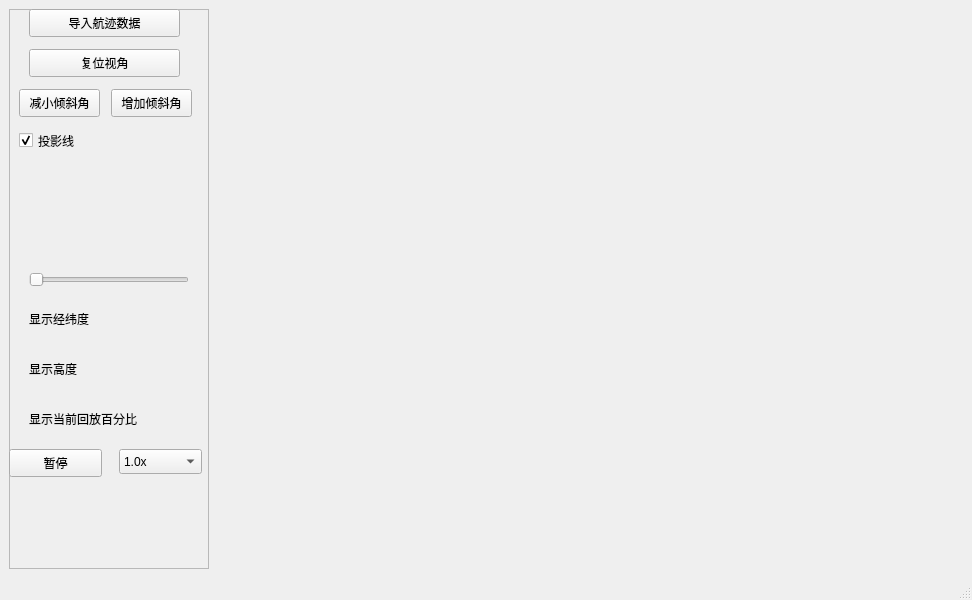
This is mainwindow.ui in aegean000/OSGEarthUAV3D as Qt 5 draws it before an edit. The edited form follows.
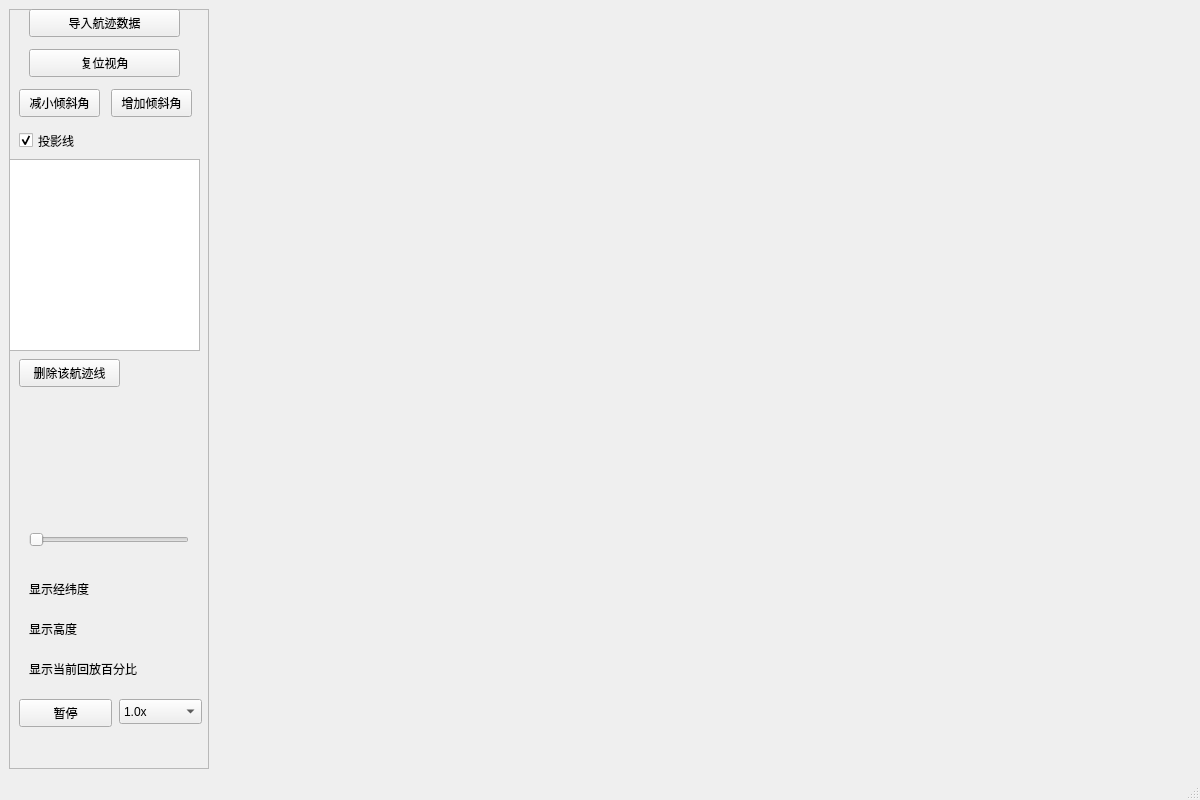
This is the edited form.

Commit message:
feat: 支持多航迹同时显示与点击聚焦
- 每条航迹独立创建节点，避免相互覆盖
- 支持多条航迹同时显示
- 点击列表可切换并聚焦对应飞机
- 不影响原有播放和UI功能

What changed in the file:
```diff
--- a/mainwindow.ui
+++ b/mainwindow.ui
@@ -6,8 +6,8 @@
    <rect>
     <x>0</x>
     <y>0</y>
-    <width>972</width>
-    <height>600</height>
+    <width>1200</width>
+    <height>800</height>
    </rect>
   </property>
   <property name="windowTitle">
@@ -52,7 +52,7 @@
        <property name="geometry">
         <rect>
          <x>20</x>
-         <y>260</y>
+         <y>520</y>
          <width>160</width>
          <height>22</height>
         </rect>
@@ -65,7 +65,7 @@
        <property name="geometry">
         <rect>
          <x>20</x>
-         <y>300</y>
+         <y>570</y>
          <width>161</width>
          <height>20</height>
         </rect>
@@ -78,7 +78,7 @@
        <property name="geometry">
         <rect>
          <x>20</x>
-         <y>350</y>
+         <y>610</y>
          <width>151</width>
          <height>20</height>
         </rect>
@@ -91,7 +91,7 @@
        <property name="geometry">
         <rect>
          <x>20</x>
-         <y>400</y>
+         <y>650</y>
          <width>171</width>
          <height>20</height>
         </rect>
@@ -116,8 +116,8 @@
       <widget class="QPushButton" name="btnPlayPause">
        <property name="geometry">
         <rect>
-         <x>0</x>
-         <y>440</y>
+         <x>10</x>
+         <y>690</y>
          <width>93</width>
          <height>28</height>
         </rect>
@@ -130,7 +130,7 @@
        <property name="geometry">
         <rect>
          <x>110</x>
-         <y>440</y>
+         <y>690</y>
          <width>83</width>
          <height>25</height>
         </rect>
@@ -207,6 +207,29 @@
         <bool>false</bool>
        </property>
       </widget>
+      <widget class="QListWidget" name="listWidgetTracks">
+       <property name="geometry">
+        <rect>
+         <x>0</x>
+         <y>150</y>
+         <width>191</width>
+         <height>192</height>
+        </rect>
+       </property>
+      </widget>
+      <widget class="QPushButton" name="btnDeleteTrack">
+       <property name="geometry">
+        <rect>
+         <x>10</x>
+         <y>350</y>
+         <width>101</width>
+         <height>28</height>
+        </rect>
+       </property>
+       <property name="text">
+        <string>删除该航迹线</string>
+       </property>
+      </widget>
      </widget>
     </item>
     <item>
```
Left out of the diff: 2 changed lines with no effect on the pictures. The commit also changes 5 other files.
